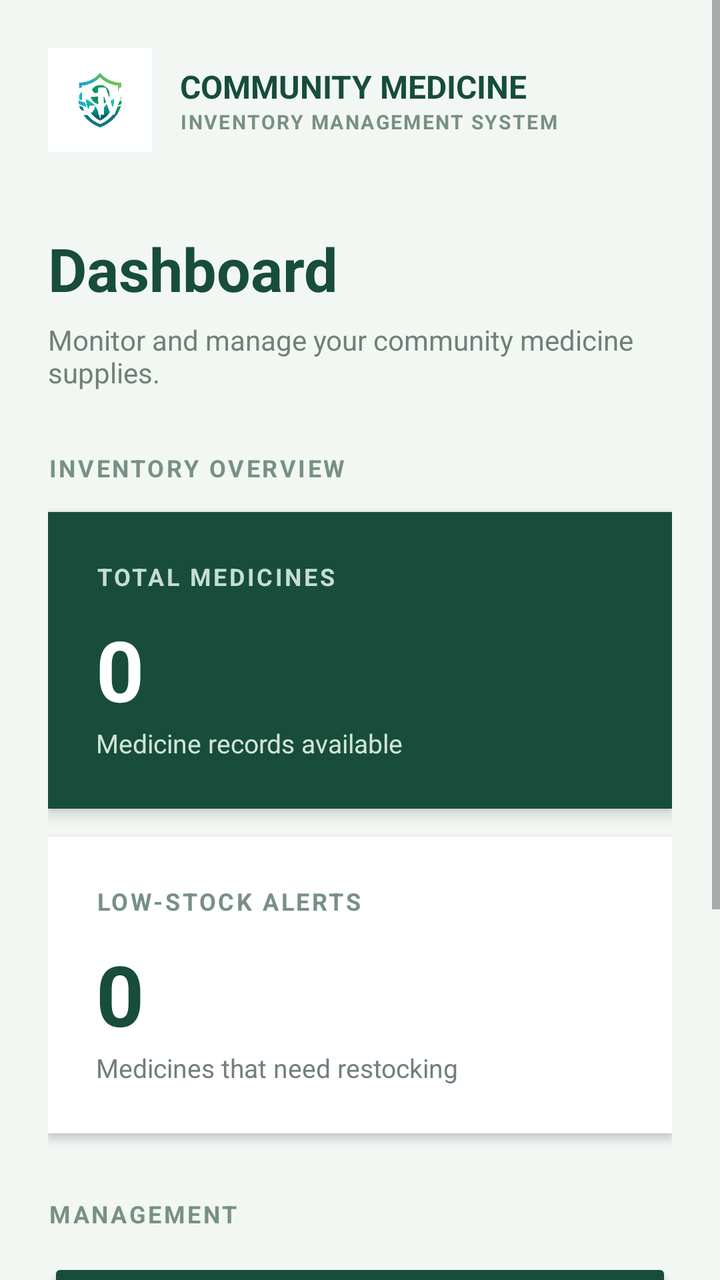
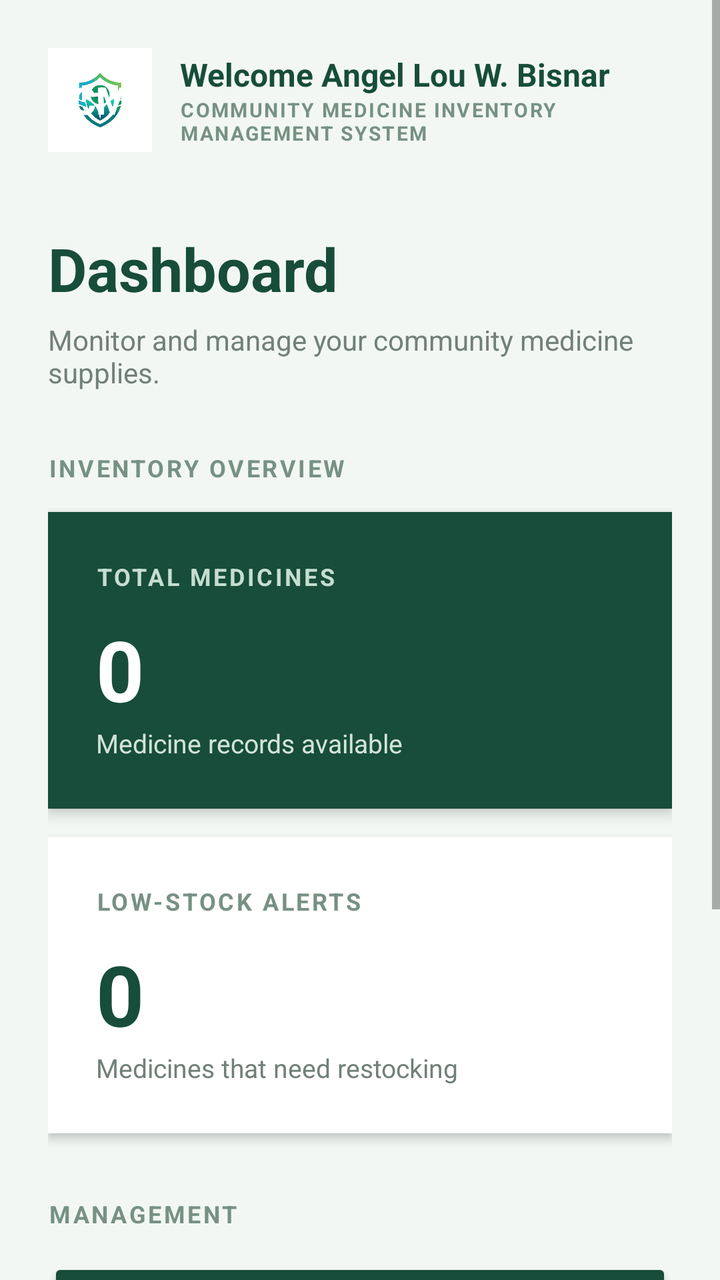

Before-and-after screenshots of an Android layout around one commit, followed by the original layout XML and the change that was made.
<!-- AndroidManifest.xml: application theme AppTheme -->
<!-- res/layout/activity_dashboard.xml -->
<?xml version="1.0" encoding="utf-8"?>
<ScrollView xmlns:android="http://schemas.android.com/apk/res/android"
    android:layout_width="match_parent"
    android:layout_height="match_parent"
    android:background="#F2F7F4"
    android:fillViewport="true">

    <LinearLayout
        android:layout_width="match_parent"
        android:layout_height="wrap_content"
        android:orientation="vertical"
        android:padding="24dp">

        
        <LinearLayout
            android:layout_width="match_parent"
            android:layout_height="wrap_content"
            android:gravity="center_vertical"
            android:orientation="horizontal">

            <TextView
                android:layout_width="52dp"
                android:layout_height="52dp"
                android:background="@drawable/cm"
                android:src="@drawable/cm"
                android:gravity="center"
                android:text="CM"
                android:textColor="#FFFFFF"
                android:textSize="19sp"
                android:textStyle="bold" />

            <LinearLayout
                android:layout_width="0dp"
                android:layout_height="wrap_content"
                android:layout_marginStart="14dp"
                android:layout_weight="1"
                android:orientation="vertical">

                <TextView
                    android:layout_width="match_parent"
                    android:layout_height="wrap_content"
                    android:text="COMMUNITY MEDICINE"
                    android:textColor="#174D3A"
                    android:textSize="16sp"
                    android:textStyle="bold" />

                <TextView
                    android:layout_width="match_parent"
                    android:layout_height="wrap_content"
                    android:text="INVENTORY MANAGEMENT SYSTEM"
                    android:textColor="#779184"
                    android:textSize="10sp"
                    android:textStyle="bold"
                    android:letterSpacing="0.08" />
            </LinearLayout>
        </LinearLayout>

        
        <TextView
            android:layout_width="match_parent"
            android:layout_height="wrap_content"
            android:layout_marginTop="38dp"
            android:text="Dashboard"
            android:textColor="#174D3A"
            android:textSize="30sp"
            android:textStyle="bold" />

        <TextView
            android:layout_width="match_parent"
            android:layout_height="wrap_content"
            android:layout_marginTop="6dp"
            android:text="Monitor and manage your community medicine supplies."
            android:textColor="#718078"
            android:textSize="14sp" />

        
        <TextView
            android:layout_width="match_parent"
            android:layout_height="wrap_content"
            android:layout_marginTop="30dp"
            android:text="INVENTORY OVERVIEW"
            android:textColor="#779184"
            android:textSize="12sp"
            android:textStyle="bold"
            android:letterSpacing="0.10" />

        
        <LinearLayout
            android:layout_width="match_parent"
            android:layout_height="wrap_content"
            android:layout_marginTop="14dp"
            android:background="#174D3A"
            android:elevation="4dp"
            android:orientation="vertical"
            android:padding="24dp">

            <TextView
                android:layout_width="match_parent"
                android:layout_height="wrap_content"
                android:text="TOTAL MEDICINES"
                android:textColor="#C5DED1"
                android:textSize="12sp"
                android:textStyle="bold"
                android:letterSpacing="0.10" />

            <TextView
                android:id="@+id/totalText"
                android:layout_width="match_parent"
                android:layout_height="wrap_content"
                android:layout_marginTop="10dp"
                android:text="0"
                android:textColor="#FFFFFF"
                android:textSize="42sp"
                android:textStyle="bold" />

            <TextView
                android:layout_width="match_parent"
                android:layout_height="wrap_content"
                android:text="Medicine records available"
                android:textColor="#D2E4D9"
                android:textSize="13sp" />
        </LinearLayout>

        
        <LinearLayout
            android:layout_width="match_parent"
            android:layout_height="wrap_content"
            android:layout_marginTop="14dp"
            android:background="#FFFFFF"
            android:elevation="3dp"
            android:orientation="vertical"
            android:padding="24dp">

            <TextView
                android:layout_width="match_parent"
                android:layout_height="wrap_content"
                android:text="LOW-STOCK ALERTS"
                android:textColor="#779184"
                android:textSize="12sp"
                android:textStyle="bold"
                android:letterSpacing="0.10" />

            <TextView
                android:id="@+id/lowStockText"
                android:layout_width="match_parent"
                android:layout_height="wrap_content"
                android:layout_marginTop="10dp"
                android:text="0"
                android:textColor="#174D3A"
                android:textSize="42sp"
                android:textStyle="bold" />

            <TextView
                android:layout_width="match_parent"
                android:layout_height="wrap_content"
                android:text="Medicines that need restocking"
                android:textColor="#718078"
                android:textSize="13sp" />
        </LinearLayout>

        
        <TextView
            android:layout_width="match_parent"
            android:layout_height="wrap_content"
            android:layout_marginTop="32dp"
            android:text="MANAGEMENT"
            android:textColor="#779184"
            android:textSize="12sp"
            android:textStyle="bold"
            android:letterSpacing="0.10" />

        <Button
            android:id="@+id/inventoryButton"
            android:layout_width="match_parent"
            android:layout_height="58dp"
            android:layout_marginTop="14dp"
            android:backgroundTint="#174D3A"
            android:text="VIEW MEDICINE INVENTORY"
            android:textColor="#FFFFFF"
            android:textStyle="bold"
            android:textSize="13sp" />

        <Button
            android:id="@+id/stockAlertsButton"
            android:layout_width="match_parent"
            android:layout_height="58dp"
            android:layout_marginTop="12dp"
            android:backgroundTint="#DDEBE2"
            android:text="VIEW STOCK ALERTS"
            android:textColor="#174D3A"
            android:textStyle="bold"
            android:textSize="13sp" />

        
        <Button
            android:id="@+id/logoutButton"
            android:layout_width="match_parent"
            android:layout_height="52dp"
            android:layout_marginTop="30dp"
            android:backgroundTint="#FFFFFF"
            android:text="BACK TO WELCOME"
            android:textColor="#174D3A"
            android:textStyle="bold"
            android:textSize="12sp" />

        
        <TextView
            android:layout_width="match_parent"
            android:layout_height="wrap_content"
            android:layout_marginTop="24dp"
            android:gravity="center"
            android:text="ORGANIZED SUPPLIES. BETTER COMMUNITY CARE."
            android:textColor="#8A9D91"
            android:textSize="10sp"
            android:textStyle="bold"
            android:letterSpacing="0.05" />

    </LinearLayout>
</ScrollView>
<!-- resources referenced by this layout -->
<resources>
  <!-- drawable cm: jpg bitmap (drawable, 18395 bytes) -->
  <style name="AppTheme" parent="Theme.AppCompat.Light.NoActionBar">
  
          <item name="android:fontFamily">sans-serif</item>
          <item name="android:colorAccent">#000000</item>
          <item name="android:windowLightStatusBar">true</item>
          <item name="android:statusBarColor">#FFFFFF</item>
          <item name="android:navigationBarColor">#FFFFFF</item>
      </style>
</resources>

<!-- the commit's change to res/layout/activity_dashboard.xml (unified diff, before → after) -->
@@ -39,7 +39,7 @@
                 <TextView
                     android:layout_width="match_parent"
                     android:layout_height="wrap_content"
-                    android:text="COMMUNITY MEDICINE"
+                    android:text="Welcome Angel Lou W. Bisnar"
                     android:textColor="#174D3A"
                     android:textSize="16sp"
                     android:textStyle="bold" />
@@ -47,7 +47,7 @@
                 <TextView
                     android:layout_width="match_parent"
                     android:layout_height="wrap_content"
-                    android:text="INVENTORY MANAGEMENT SYSTEM"
+                    android:text="COMMUNITY MEDICINE INVENTORY MANAGEMENT SYSTEM"
                     android:textColor="#779184"
                     android:textSize="10sp"
                     android:textStyle="bold"
